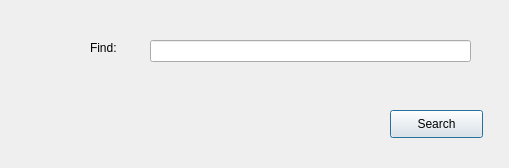
Old version of the form searchdialog.ui in the repository ripper2256/reqifreader.
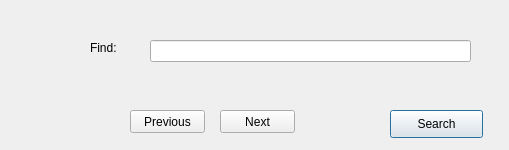
New version of the form.

The edit to the form file:
```diff
--- a/searchdialog.ui
+++ b/searchdialog.ui
@@ -7,7 +7,7 @@
     <x>0</x>
     <y>0</y>
     <width>509</width>
-    <height>168</height>
+    <height>150</height>
    </rect>
   </property>
   <property name="windowTitle">
@@ -52,6 +52,32 @@
     <string>Find:</string>
    </property>
   </widget>
+  <widget class="QPushButton" name="nextButton">
+   <property name="geometry">
+    <rect>
+     <x>220</x>
+     <y>110</y>
+     <width>75</width>
+     <height>23</height>
+    </rect>
+   </property>
+   <property name="text">
+    <string>Next</string>
+   </property>
+  </widget>
+  <widget class="QPushButton" name="previousButton">
+   <property name="geometry">
+    <rect>
+     <x>130</x>
+     <y>110</y>
+     <width>75</width>
+     <height>23</height>
+    </rect>
+   </property>
+   <property name="text">
+    <string>Previous</string>
+   </property>
+  </widget>
  </widget>
  <resources/>
  <connections/>
```
Left out of the diff: 2 changed lines with no effect on the pictures.
